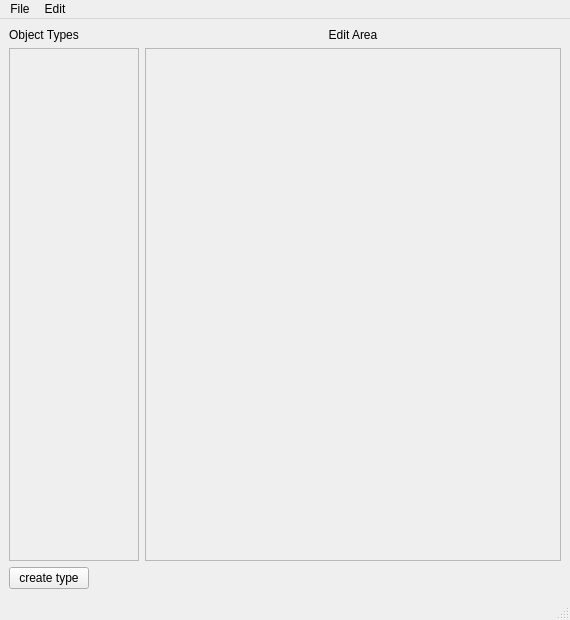
The window that mainwindow.ui (Den-One/GameObjectListEditor) describes before a commit, drawn with Qt 5.
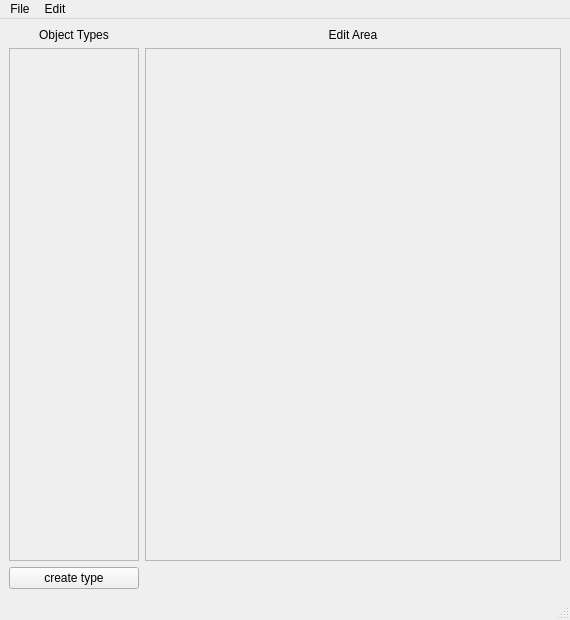
The same window after the commit. Icons and pictures are not drawn.

Patch:
```diff
--- a/mainwindow.ui
+++ b/mainwindow.ui
@@ -17,6 +17,12 @@
    <layout class="QFormLayout" name="formLayout">
     <item row="0" column="0">
      <widget class="QLabel" name="labelObjectTypes">
+      <property name="minimumSize">
+       <size>
+        <width>130</width>
+        <height>0</height>
+       </size>
+      </property>
       <property name="text">
        <string>&lt;html&gt;&lt;head/&gt;&lt;body&gt;&lt;p align=&quot;center&quot;&gt;Object Types&lt;/p&gt;&lt;/body&gt;&lt;/html&gt;</string>
       </property>
@@ -77,6 +83,12 @@
     </item>
     <item row="2" column="0">
      <widget class="QPushButton" name="pushButtonCreateType">
+      <property name="minimumSize">
+       <size>
+        <width>130</width>
+        <height>0</height>
+       </size>
+      </property>
       <property name="text">
        <string>create type</string>
       </property>
```
Left out of the diff: 2 changed lines with no effect on the pictures.
